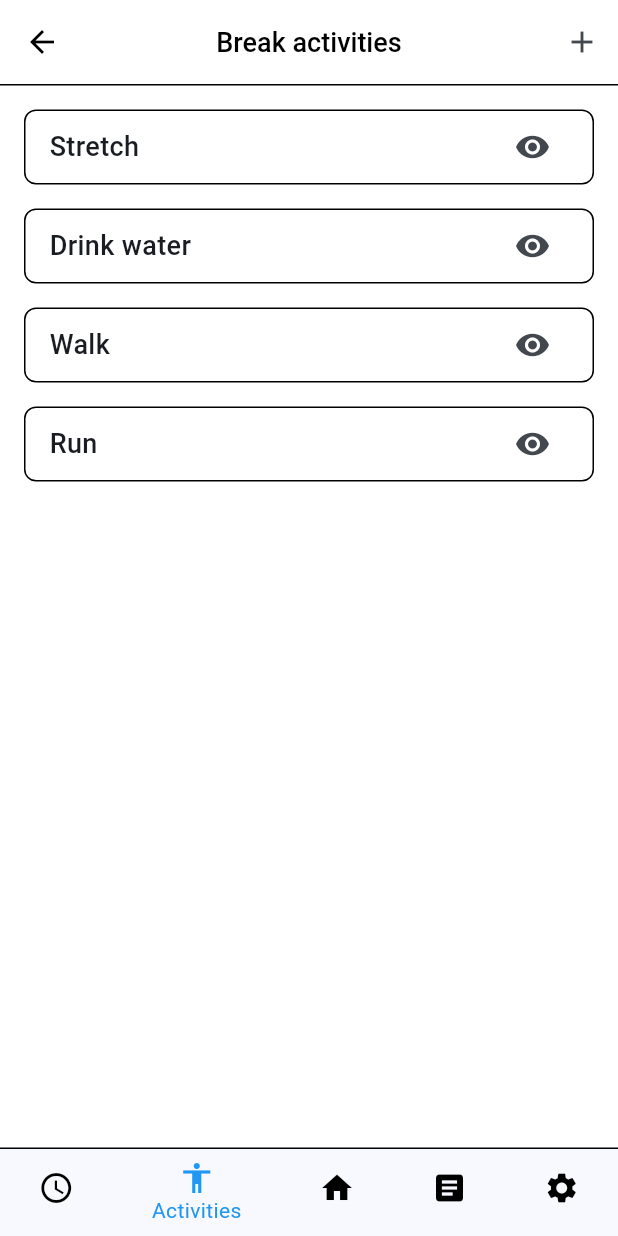
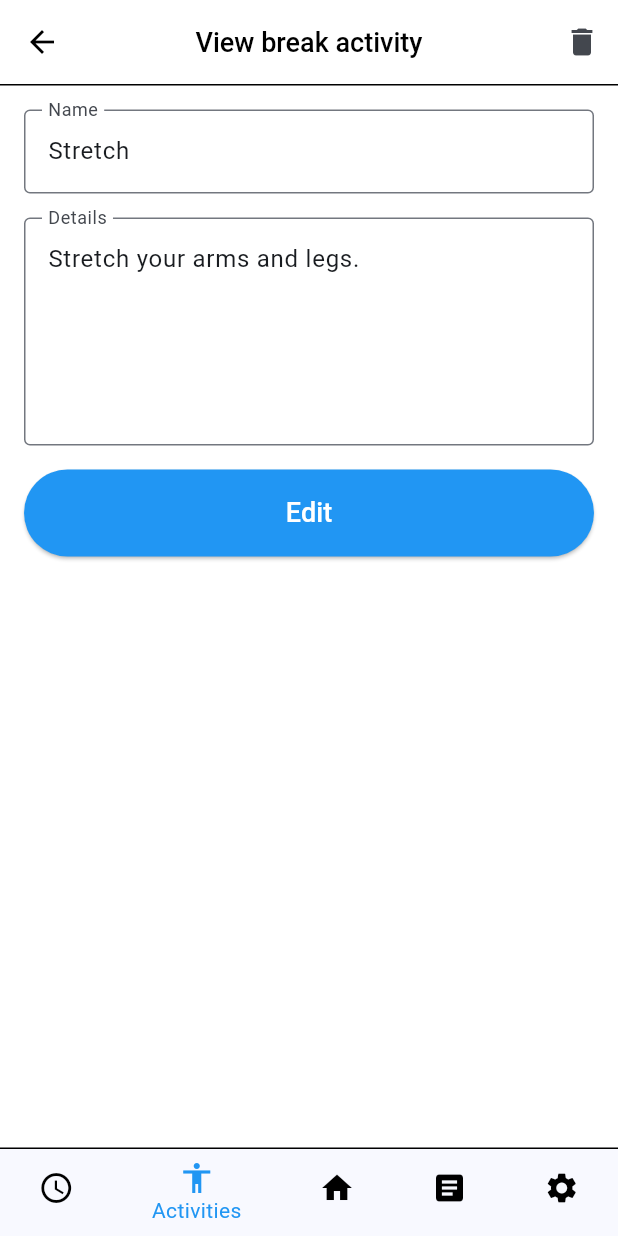
Before and after one commit to chesterrosario-koi/breaktime, a Flutter app: the BreakActivitiesScreen screen opened directly, item 2 of the bottom bar chosen, after a tap on the "visibility" icon, on a phone screen of 412 x 824 dp. Run offline on Flutter 3.47's test engine with Material 3 defaults, Android fonts, the phone set to English and light mode, and no system bars.

Commit message:
Add view activity screen

```diff
--- a/lib/screens/break_activities_screen.dart
+++ b/lib/screens/break_activities_screen.dart
@@ -1,10 +1,11 @@
 import 'package:flutter/material.dart';
+import '../models/activity.dart';
 import '../widgets/custom_app_bar.dart';
 import '../widgets/custom_bottom_nav_bar.dart';
 import 'add_break_activity_screen.dart';
+import 'view_break_activity_screen.dart';
 import 'home_screen.dart';
 import '../utils/snackbar_utils.dart';
-import '../models/activity.dart';
 
 class BreakActivitiesScreen extends StatefulWidget {
   const BreakActivitiesScreen({super.key});
@@ -36,6 +37,12 @@ class _BreakActivitiesScreenState extends State<BreakActivitiesScreen> {
     });
   }
 
+  void _deleteActivity(int index) {
+    setState(() {
+      activities.removeAt(index);
+    });
+  }
+
   @override
   Widget build(BuildContext context) {
     return Scaffold(
@@ -56,7 +63,7 @@ class _BreakActivitiesScreenState extends State<BreakActivitiesScreen> {
               MaterialPageRoute(builder: (context) => const AddBreakActivityScreen()),
             );
 
-            if (result['action'] == 'add') {
+            if (result != null && result is Map<String, String>) {
               _addActivity(result['name']!, result['details']!);
               showCustomSnackBar(context, 'Break activity saved!');
             }
@@ -70,7 +77,25 @@ class _BreakActivitiesScreenState extends State<BreakActivitiesScreen> {
           itemBuilder: (context, index) {
             return Padding(
               padding: const EdgeInsets.only(bottom: 16.0),
-              child: _buildActivityItem(activities[index]),
+              child: GestureDetector(
+                onTap: () async {
+                  final result = await Navigator.push(
+                    context,
+                    MaterialPageRoute(
+                      builder: (context) => ViewBreakActivityScreen(
+                        name: activities[index].name,
+                        details: activities[index].details,
+                      ),
+                    ),
+                  );
+
+                  if (result == 'delete') {
+                    _deleteActivity(index);
+                    showCustomSnackBar(context, 'Break activity deleted!');
+                  }
+                },
+                child: _buildActivityItem(activities[index], index),
+              ),
             );
           },
         ),
@@ -82,7 +107,7 @@ class _BreakActivitiesScreenState extends State<BreakActivitiesScreen> {
     );
   }
 
-  Widget _buildActivityItem(Activity activity) {
+  Widget _buildActivityItem(Activity activity, int index) {
     return Container(
       padding: const EdgeInsets.symmetric(horizontal: 16.0),
       decoration: BoxDecoration(
@@ -101,8 +126,21 @@ class _BreakActivitiesScreenState extends State<BreakActivitiesScreen> {
           ),
           IconButton(
             icon: const Icon(Icons.visibility),
-            onPressed: () {
-              // Handle view action
+            onPressed: () async {
+              final result = await Navigator.push(
+                context,
+                MaterialPageRoute(
+                  builder: (context) => ViewBreakActivityScreen(
+                    name: activity.name,
+                    details: activity.details,
+                  ),
+                ),
+              );
+
+              if (result == 'delete') {
+                _deleteActivity(index);
+                showCustomSnackBar(context, 'Break activity deleted!');
+              }
             },
           ),
         ],
--- /dev/null
+++ b/lib/screens/view_break_activity_screen.dart
@@ -0,0 +1,129 @@
+import 'package:flutter/material.dart';
+import '../widgets/custom_app_bar.dart';
+import '../widgets/custom_bottom_nav_bar.dart';
+
+class ViewBreakActivityScreen extends StatefulWidget {
+  final String name;
+  final String? details;
+
+  const ViewBreakActivityScreen({
+    super.key,
+    required this.name,
+    this.details,
+  });
+
+  @override
+  _ViewBreakActivityScreenState createState() => _ViewBreakActivityScreenState();
+}
+
+class _ViewBreakActivityScreenState extends State<ViewBreakActivityScreen> {
+  int _selectedIndex = 1;
+
+  void _onItemTapped(int index) {
+    handleBottomNavigationTap(context, index);
+    setState(() {
+      _selectedIndex = index;
+    });
+  }
+
+  @override
+  Widget build(BuildContext context) {
+    return Scaffold(
+      appBar: CustomAppBar(
+        title: 'View break activity',
+        showBackButton: true,
+        onBackButtonPressed: () {
+          Navigator.pop(context);
+        },
+        action: IconButton(
+          icon: const Icon(Icons.delete),
+          onPressed: () {
+            _showDeleteConfirmationDialog(context);
+          },
+        ),
+      ),
+      body: Padding(
+        padding: const EdgeInsets.all(16.0),
+        child: Column(
+          crossAxisAlignment: CrossAxisAlignment.stretch,
+          children: [
+            TextFormField(
+              initialValue: widget.name,
+              readOnly: true,
+              decoration: const InputDecoration(
+                labelText: 'Name',
+                border: OutlineInputBorder(),
+              ),
+            ),
+            const SizedBox(height: 16),
+            if (widget.details != null && widget.details!.isNotEmpty) ...[
+              TextFormField(
+                initialValue: widget.details,
+                readOnly: true,
+                maxLines: 5,
+                decoration: const InputDecoration(
+                  labelText: 'Details',
+                  alignLabelWithHint: true,
+                  border: OutlineInputBorder(),
+                ),
+              ),
+            ] else ...[
+              Container(
+                padding: const EdgeInsets.all(16.0),
+                decoration: BoxDecoration(
+                  border: Border.all(color: Colors.grey),
+                  borderRadius: BorderRadius.circular(8.0),
+                ),
+                child: const Text(
+                  'No details provided for this break activity.',
+                  style: TextStyle(color: Colors.grey),
+                ),
+              ),
+            ],
+            const SizedBox(height: 16),
+            ElevatedButton(
+              onPressed: () {
+                // Navigate to the edit screen
+              },
+              style: ElevatedButton.styleFrom(
+                padding: const EdgeInsets.symmetric(vertical: 16),
+                backgroundColor: Colors.blue,
+                foregroundColor: Colors.white,
+              ),
+              child: const Text('Edit', style: TextStyle(fontSize: 18)),
+            ),
+          ],
+        ),
+      ),
+      bottomNavigationBar: CustomBottomNavBar(
+        currentIndex: _selectedIndex,
+        onTap: _onItemTapped,
+      ),
+    );
+  }
+
+  void _showDeleteConfirmationDialog(BuildContext context) {
+    showDialog(
+      context: context,
+      builder: (context) => AlertDialog(
+        title: const Text('Delete activity'),
+        content: const Text('Are you sure you want to delete this break activity?'),
+        actions: [
+          TextButton(
+            onPressed: () {
+              Navigator.pop(context);
+            },
+            child: const Text('Cancel'),
+          ),
+          TextButton(
+            onPressed: () {
+              Navigator.pop(context);
+              Navigator.pop(context, 'delete');
+            },
+            child: const Text('Delete'),
+          ),
+        ],
+      ),
+    );
+  }
+}
```
